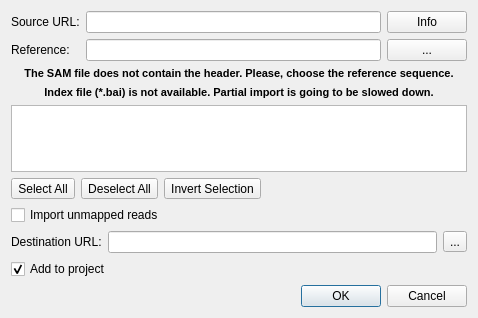
Above: src/plugins/dbi_bam/src/ConvertToSQLiteDialog.ui from violethaze74/ugene before the change. Below: the same form after it.
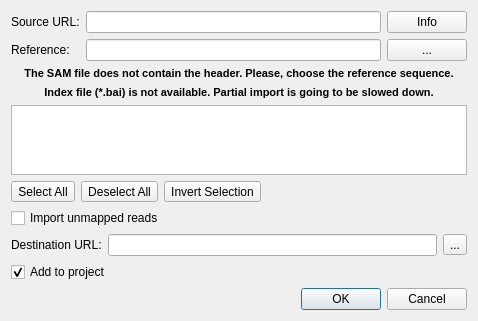
That is the form after the change.

Patch:
```diff
--- a/src/plugins/dbi_bam/src/ConvertToSQLiteDialog.ui
+++ b/src/plugins/dbi_bam/src/ConvertToSQLiteDialog.ui
@@ -11,15 +11,15 @@
    </rect>
   </property>
   <property name="sizePolicy">
-   <sizepolicy hsizetype="Preferred" vsizetype="Preferred">
+   <sizepolicy hsizetype="Preferred" vsizetype="Expanding">
     <horstretch>0</horstretch>
     <verstretch>0</verstretch>
    </sizepolicy>
   </property>
   <property name="minimumSize">
    <size>
-    <width>478</width>
-    <height>318</height>
+    <width>0</width>
+    <height>0</height>
    </size>
   </property>
   <property name="windowTitle">
```
